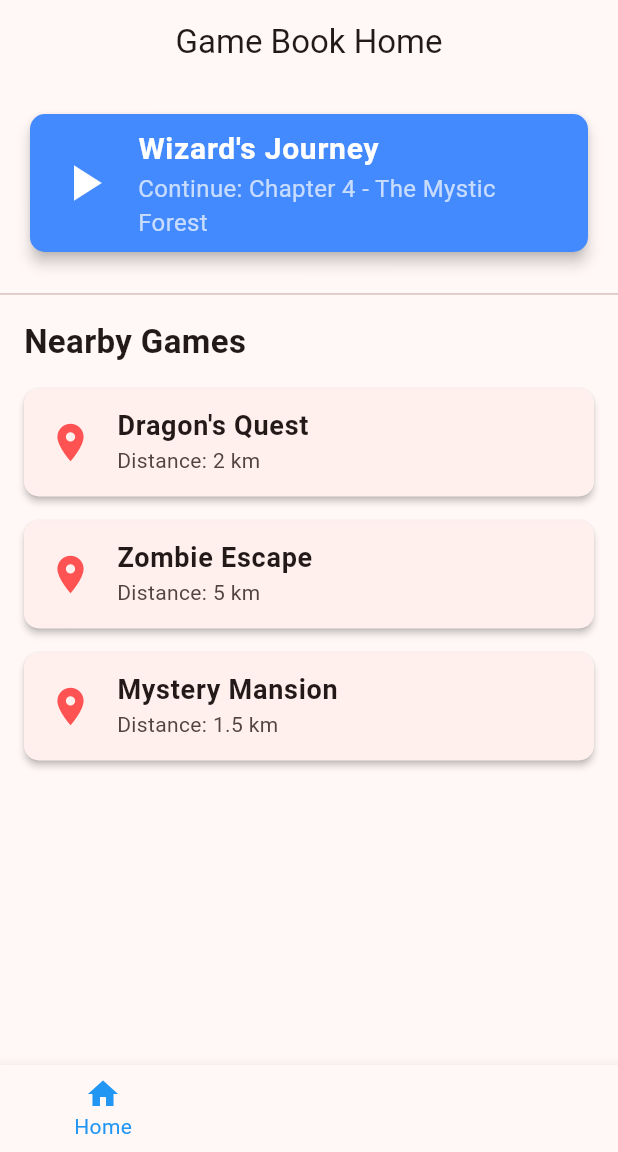
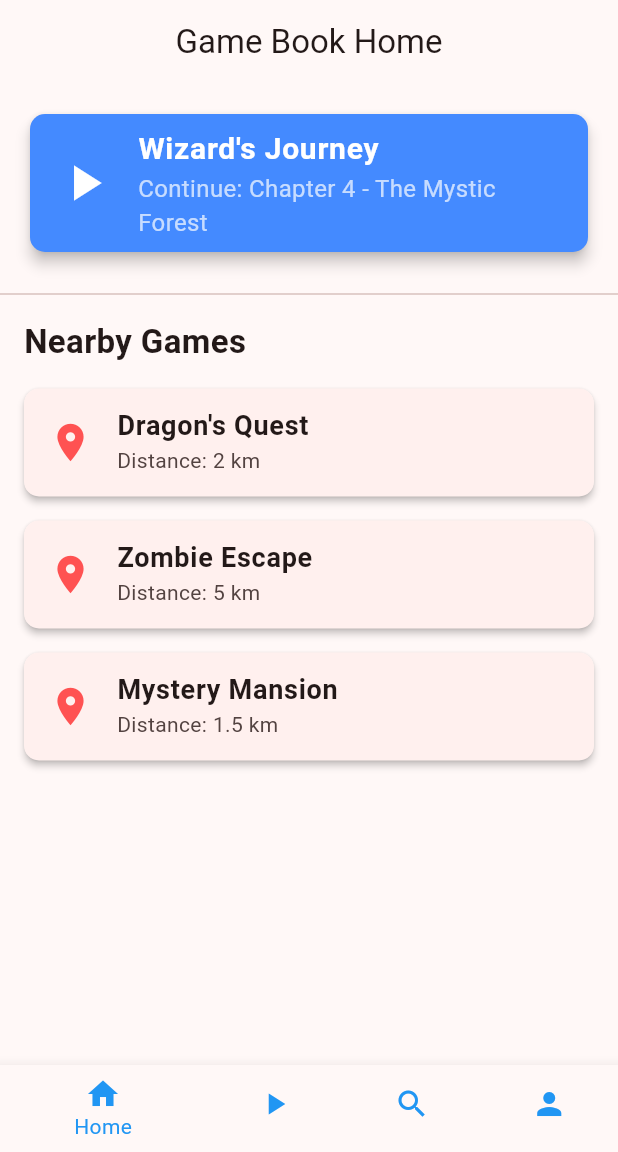
Before and after one commit to zesp11/zesp11_monorepo, a Flutter app: the screen it shows after launch, on a phone screen of 412 x 824 dp, the part 84-1236 px from its top. Run offline on Flutter 3.47's test engine with Material 3 defaults, Android fonts, the phone set to English and light mode, and no system bars.

Commit message:
brakujący kolor na wyborach w bottomNavigationBar

```diff
--- a/mobile/goadventure/lib/main.dart
+++ b/mobile/goadventure/lib/main.dart
@@ -77,6 +77,7 @@ class _BodyLayoutState extends State<BodyLayout> {
           ),
         ],
         currentIndex: _selectedIndex,
+        unselectedItemColor: Colors.blue,
         selectedItemColor: Colors.blue,
         onTap: _onItemTapped,
       ),
```
